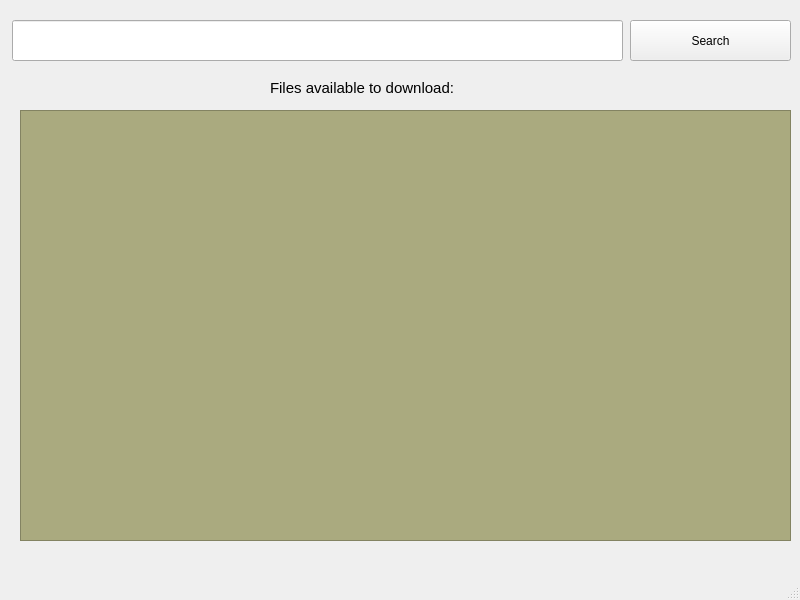
Before: the Qt Designer form src/mainUI.ui in nikhilnvj/UTAP2P, drawn with Qt 5.
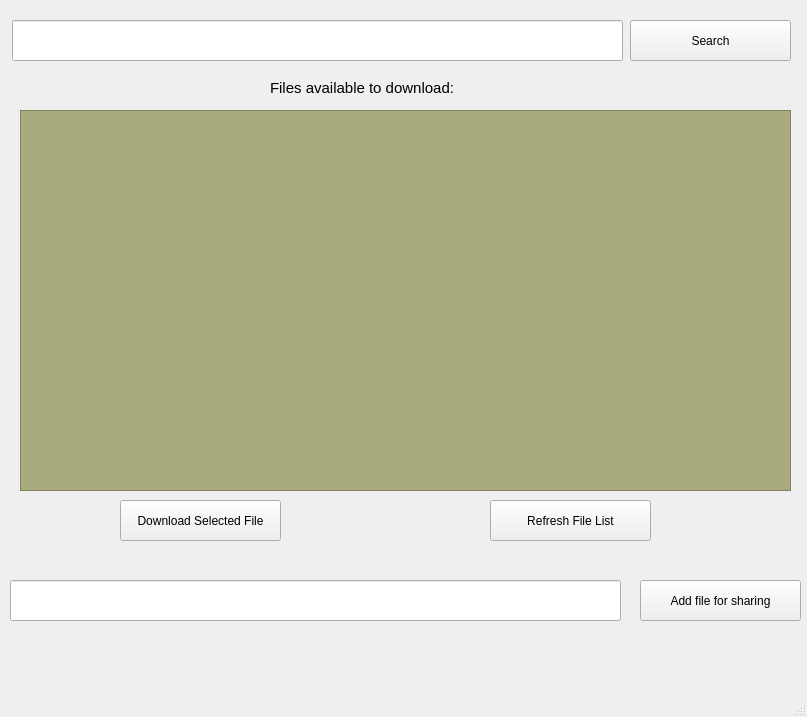
After: the same form once the commit is applied.

Diff of the .ui file:
```diff
--- a/src/mainUI.ui
+++ b/src/mainUI.ui
@@ -6,8 +6,8 @@
    <rect>
     <x>0</x>
     <y>0</y>
-    <width>800</width>
-    <height>600</height>
+    <width>807</width>
+    <height>717</height>
    </rect>
   </property>
   <property name="windowTitle">
@@ -49,7 +49,7 @@
       <x>20</x>
       <y>110</y>
       <width>771</width>
-      <height>431</height>
+      <height>381</height>
      </rect>
     </property>
     <property name="sizePolicy">
@@ -88,6 +88,83 @@
      <string>Files available to download:</string>
     </property>
    </widget>
+   <widget class="QPushButton" name="btn_download">
+    <property name="geometry">
+     <rect>
+      <x>120</x>
+      <y>500</y>
+      <width>161</width>
+      <height>41</height>
+     </rect>
+    </property>
+    <property name="toolTip">
+     <string>Search</string>
+    </property>
+    <property name="text">
+     <string>Download Selected File</string>
+    </property>
+   </widget>
+   <widget class="QPushButton" name="btn_addFile">
+    <property name="geometry">
+     <rect>
+      <x>640</x>
+      <y>580</y>
+      <width>161</width>
+      <height>41</height>
+     </rect>
+    </property>
+    <property name="toolTip">
+     <string>Search</string>
+    </property>
+    <property name="text">
+     <string>Add file for sharing</string>
+    </property>
+   </widget>
+   <widget class="QLineEdit" name="tb_addFile">
+    <property name="geometry">
+     <rect>
+      <x>10</x>
+      <y>580</y>
+      <width>611</width>
+      <height>41</height>
+     </rect>
+    </property>
+    <property name="toolTip">
+     <string>Search for files on the network</string>
+    </property>
+   </widget>
+   <widget class="QPushButton" name="btn_download_3">
+    <property name="geometry">
+     <rect>
+      <x>618</x>
+      <y>1140</y>
+      <width>161</width>
+      <height>41</height>
+     </rect>
+    </property>
+    <property name="toolTip">
+     <string>Search</string>
+    </property>
+    <property name="text">
+     <string>Add file for sharing</string>
+    </property>
+   </widget>
+   <widget class="QPushButton" name="btn_refresh">
+    <property name="geometry">
+     <rect>
+      <x>490</x>
+      <y>500</y>
+      <width>161</width>
+      <height>41</height>
+     </rect>
+    </property>
+    <property name="toolTip">
+     <string>Search</string>
+    </property>
+    <property name="text">
+     <string>Refresh File List</string>
+    </property>
+   </widget>
   </widget>
   <widget class="QMenuBar" name="menubar">
    <property name="geometry">
```
Left out of the diff: 2 changed lines with no effect on the pictures.
